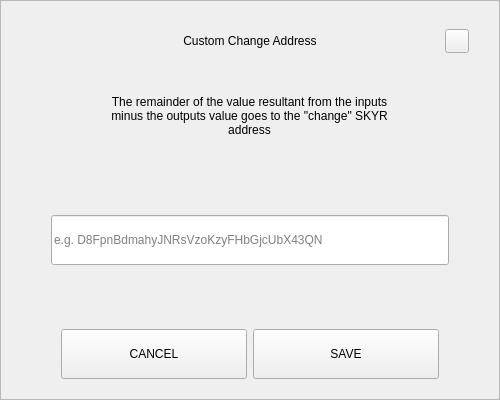
The window that src/qt/pivx/forms/sendchangeaddressdialog.ui (SkynetResearchProject/Skyrcoin) describes before a commit, drawn with Qt 5.
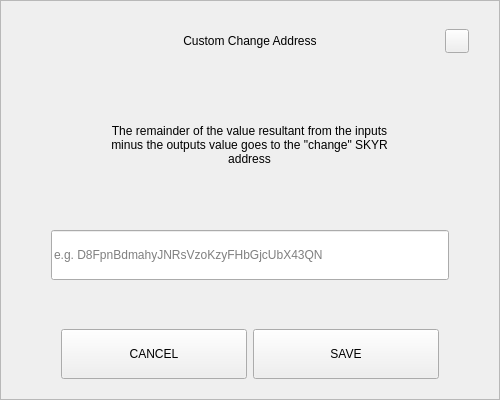
The same window after the commit.

```diff
--- a/src/qt/pivx/forms/sendchangeaddressdialog.ui
+++ b/src/qt/pivx/forms/sendchangeaddressdialog.ui
@@ -145,7 +145,7 @@
          <enum>Qt::Vertical</enum>
         </property>
         <property name="sizeType">
-         <enum>QSizePolicy::Fixed</enum>
+         <enum>QSizePolicy::Expanding</enum>
         </property>
         <property name="sizeHint" stdset="0">
          <size>
```
